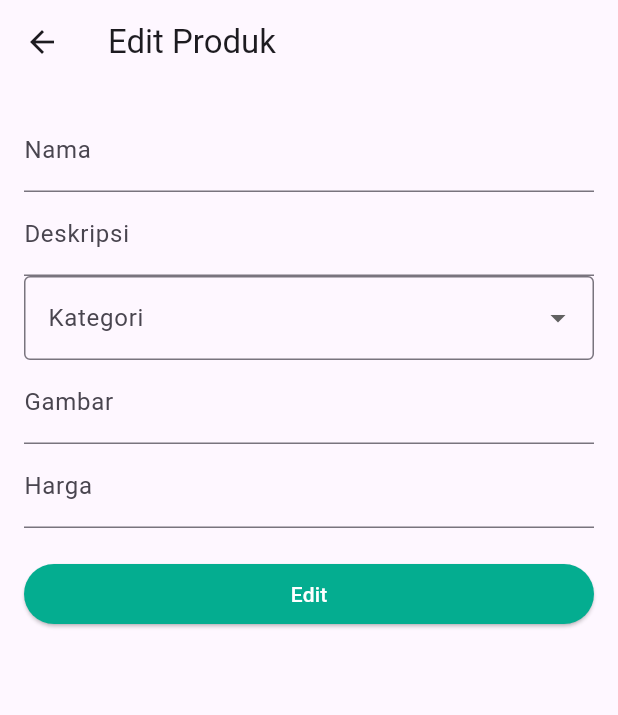
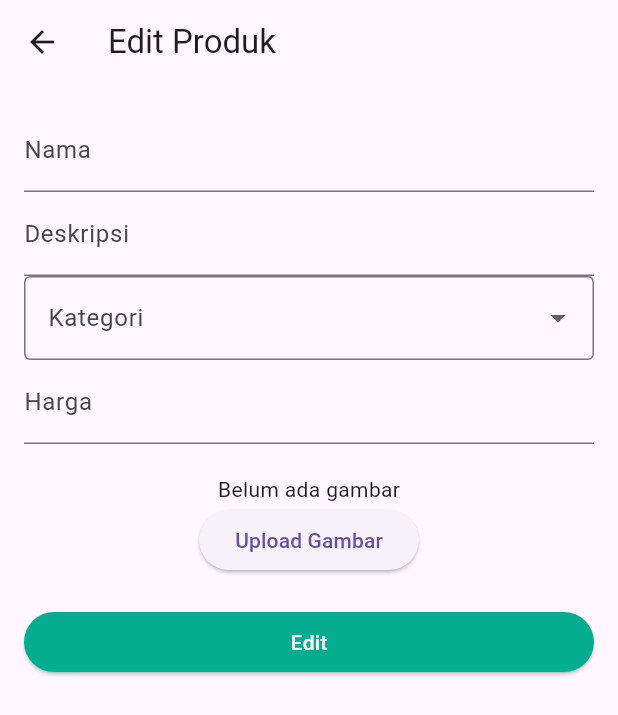
Before and after one commit to ReyhanHerdi/nusantama-product-app, a Flutter app: the EditScreen screen opened directly with empty values, on a phone screen of 412 x 824 dp. Shown: the top 715 px of the screen. Run offline on Flutter 3.47's test engine with Material 3 defaults, Android fonts, the phone set to English and light mode, and no system bars; our stand-ins replace image_picker, sqflite; accounts and stored records are empty.

Commit message:
add imagePicker on editScreen

```diff
--- a/flutter_app/lib/screen/edit_screen.dart
+++ b/flutter_app/lib/screen/edit_screen.dart
@@ -1,4 +1,7 @@
+import 'dart:io';
+
 import 'package:flutter/material.dart';
+import 'package:image_picker/image_picker.dart';
 import '../db/db_helper.dart';
 import '../model/product_model.dart';
 
@@ -21,14 +24,19 @@ class _EditScreenState extends State<EditScreen> {
   final List<String> _kategoriList = ['Makanan', 'Elektronik', 'Buku dan ATK', 'Fashion', 'Lainnya'];
     String _selectedKategori = 'Lainnya';
 
+  File? _pickedImage;
+  final ImagePicker _picker = ImagePicker();
+
   @override
   void initState() {
     super.initState();
     namaController = TextEditingController(text: widget.product.nama);
     deskripsiController = TextEditingController(text: widget.product.deskripsi);
-    gambarController = TextEditingController(text: widget.product.gambar);
     hargaController = TextEditingController(text: widget.product.harga);
     _selectedKategori = widget.product.kategori;
+    _pickedImage = widget.product.gambar.isNotEmpty
+      ? File(widget.product.gambar)
+      : null;
     }
 
   @override
@@ -67,13 +75,25 @@ class _EditScreenState extends State<EditScreen> {
               validator: (value) => value == 'empty' ? 'Pilih kategori' : null,
             ),
             TextField(
-              controller: gambarController,
-              decoration: const InputDecoration(labelText: 'Gambar'),
-            ),
-            TextField(
               controller: hargaController,
               decoration: const InputDecoration(labelText: 'Harga'),
               keyboardType: TextInputType.text,
+            ),
+            SizedBox(height: 20),
+            Column(
+              mainAxisAlignment: MainAxisAlignment.start,
+              children: [
+                _pickedImage != null
+                ? Image.file(
+                    _pickedImage!,
+                    height: 200,
+                  )
+                : const Text('Belum ada gambar'),
+                ElevatedButton(
+                  onPressed: _pickImage,
+                  child: Text('Upload Gambar')
+                  ),
+                ],
             ),
             const SizedBox(height: 20),
             SizedBox(
@@ -100,7 +120,7 @@ class _EditScreenState extends State<EditScreen> {
       nama: namaController.text,
       deskripsi: deskripsiController.text,
       kategori: _selectedKategori,
-      gambar: gambarController.text,
+      gambar: _pickedImage!.path,
       harga: hargaController.text,
     );
 
@@ -108,4 +128,14 @@ class _EditScreenState extends State<EditScreen> {
 
     if (context.mounted) Navigator.pop(context, true);
   }
+
+  Future<void> _pickImage() async {
+    final pickedFile = await _picker.pickImage(source: ImageSource.gallery);
+
+  if (pickedFile != null) {
+    setState(() {
+      _pickedImage = File(pickedFile.path);
+    });
+  }
 }
+}
```
Also changed, not shown: flutter_app/lib/screen/input_screen.dart (+4 -5 lines).
